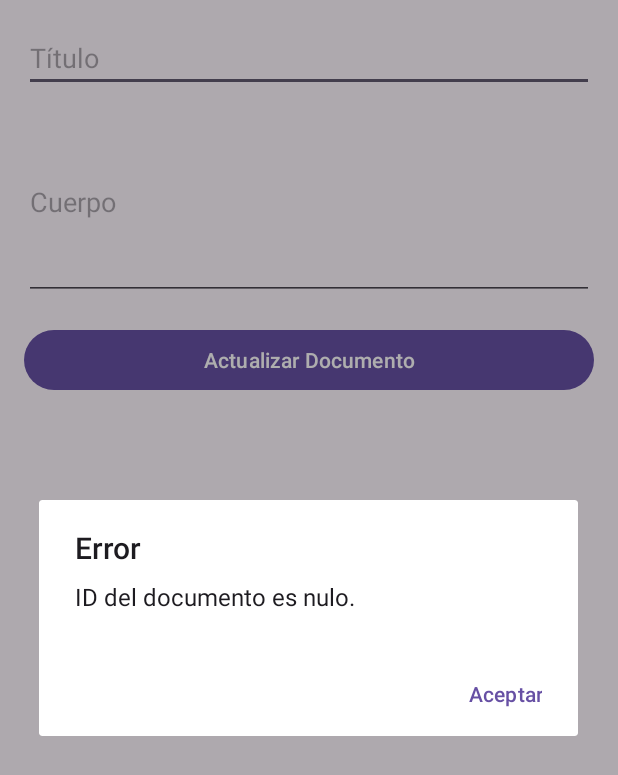
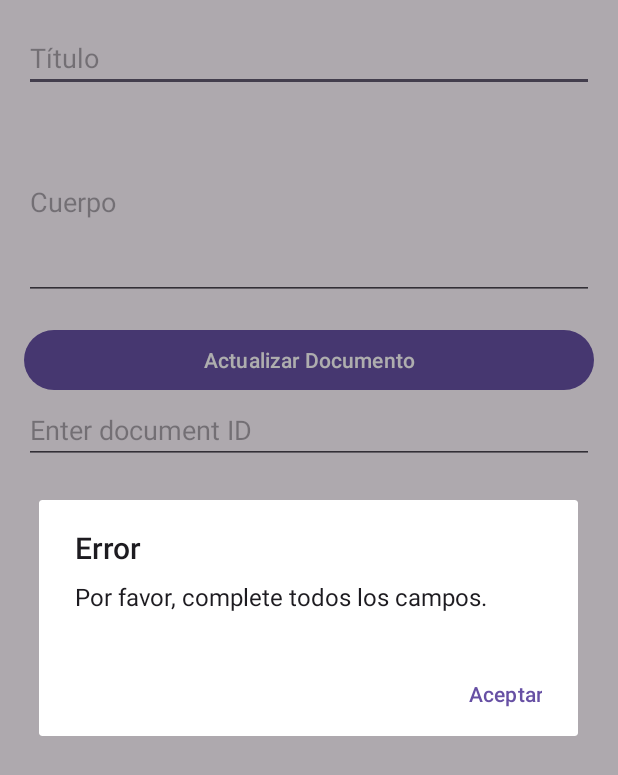
Before and after one commit to MatiasArielElguedaFaundez/asyncdocs, an Android app: the screen it shows after launch (EditActivity), after a tap on "Actualizar Documento", on a phone screen of 412 x 824 dp. Shown: the top 775 px of the screen. Run offline under Robolectric (Android 15) with nearby library versions, the phone set to English and light mode, and no system bars; our stand-ins replace Firebase (no records; nobody signed in at launch, a user with empty details on screens opened directly).

Commit message:
funciona todo

```diff
--- a/app/src/main/java/com/matias/firebase/EditActivity.java
+++ b/app/src/main/java/com/matias/firebase/EditActivity.java
@@ -1,7 +1,6 @@
 package com.matias.firebase;
 
 import android.os.Bundle;
-
 import androidx.appcompat.app.AppCompatActivity;
 
 public class EditActivity extends AppCompatActivity {
--- a/app/src/main/java/com/matias/firebase/FragmentEditText.java
+++ b/app/src/main/java/com/matias/firebase/FragmentEditText.java
@@ -19,14 +19,13 @@ import com.google.firebase.messaging.RemoteMessage;
 import androidx.annotation.NonNull;
 
 public class FragmentEditText extends Fragment {
-    private EditText etTitle, etBody, etDocumentId;
+    private EditText etTitle, etBody, etDocumentId, documentIdEditText;
     private Button btnUpdate;
     private FirebaseAuth mAuth;
     private FirebaseFirestore db;
     private String editingUserId;
     private String documentId;
     private String editorFcmToken;
-    private String userId;
 
     @Override
     public View onCreateView(LayoutInflater inflater, ViewGroup container, Bundle savedInstanceState) {
@@ -37,15 +36,12 @@ public class FragmentEditText extends Fragment {
         etBody = view.findViewById(R.id.etBody);
         btnUpdate = view.findViewById(R.id.btnUpdate);
         etDocumentId = view.findViewById(R.id.etDocumentId);
-
-        if (getArguments() != null && getArguments().containsKey("userId")) {
-            userId = getArguments().getString("userId");
-        }
+        documentIdEditText = view.findViewById(R.id.editTextDocumentId); // Asociar con el nuevo EditText
 
         if (getArguments() != null && getArguments().containsKey("documentId")) {
             documentId = getArguments().getString("documentId");
             if (documentId != null) {
-                etDocumentId.setText(documentId);
+                documentIdEditText.setText(documentId);
                 loadDocumentInfo();
             } else {
                 new AlertDialog.Builder(getActivity())
@@ -104,6 +100,8 @@ public class FragmentEditText extends Fragment {
     }
 
     private void updateDocument() {
+        documentId = documentIdEditText.getText().toString().trim(); // Obtener el nuevo ID del documento
+
         if (documentId == null) {
             new AlertDialog.Builder(getActivity())
                     .setTitle("Error")
@@ -112,6 +110,7 @@ public class FragmentEditText extends Fragment {
                     .show();
             return;
         }
+
         String newTitle = etTitle.getText().toString().trim();
         String newBody = etBody.getText().toString().trim();
 
--- a/app/src/main/res/layout/fragment_edit_text.xml
+++ b/app/src/main/res/layout/fragment_edit_text.xml
@@ -23,7 +23,14 @@
         android:id="@+id/fragment_container"
         android:layout_width="match_parent"
         android:layout_height="match_parent"
-        android:layout_below="@id/btnUpdate"/>
+        android:layout_below="@id/btnUpdate">
+
+        <EditText
+            android:id="@+id/editTextDocumentId"
+            android:layout_width="match_parent"
+            android:layout_height="wrap_content"
+            android:hint="Enter document ID"/>
+    </FrameLayout>
 
     <EditText
         android:id="@+id/etBody"
```
Also changed, not shown: app/src/main/java/com/matias/firebase/DocumentListActivity.java (+28 -92 lines).
